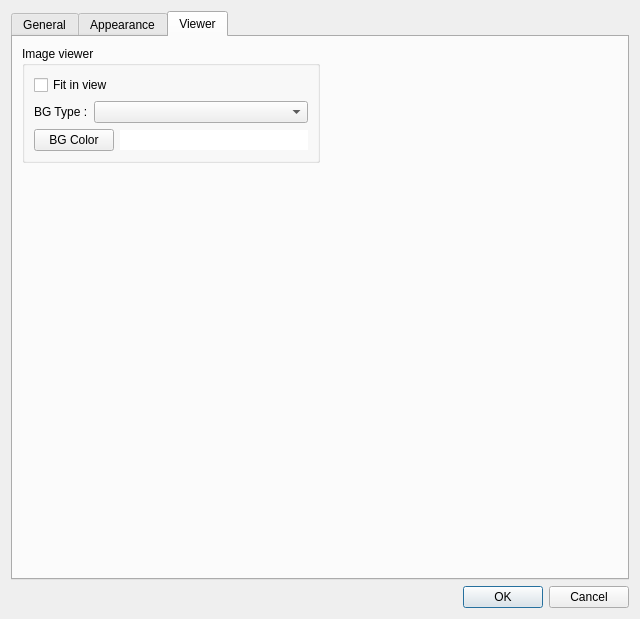
Above: preferencesdialog.ui from haraki/farman before the change. Below: the same form after it.
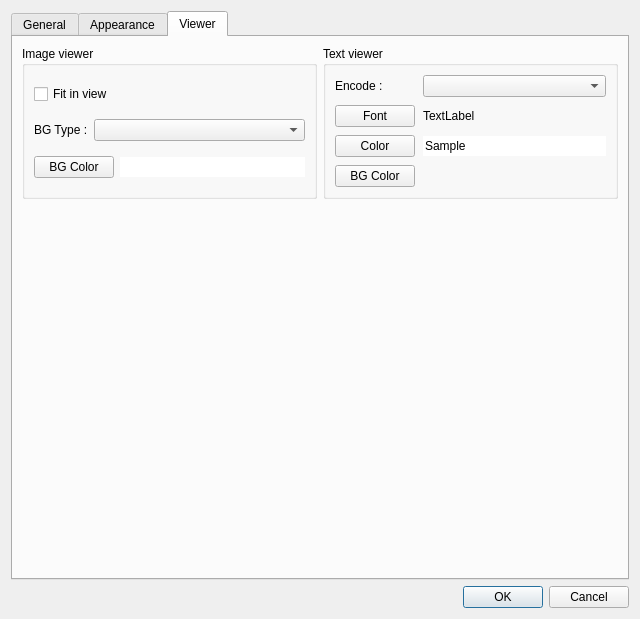
That is the form after the change. The open tabs and pages were chosen to show the change.

Commit message: add TextViewer options to PreferencesDialog.

```diff
--- a/preferencesdialog.ui
+++ b/preferencesdialog.ui
@@ -917,6 +917,72 @@
        <string>Viewer</string>
       </attribute>
       <layout class="QGridLayout" name="gridLayout_8">
+       <item row="0" column="1">
+        <widget class="QGroupBox" name="textViewerGroupBox">
+         <property name="title">
+          <string>Text viewer</string>
+         </property>
+         <layout class="QGridLayout" name="gridLayout_15">
+          <property name="spacing">
+           <number>8</number>
+          </property>
+          <item row="1" column="0">
+           <widget class="QPushButton" name="textViewerFontPushButton">
+            <property name="text">
+             <string>Font</string>
+            </property>
+           </widget>
+          </item>
+          <item row="3" column="2">
+           <widget class="QLineEdit" name="textViewerSampleLineEdit">
+            <property name="focusPolicy">
+             <enum>Qt::NoFocus</enum>
+            </property>
+            <property name="text">
+             <string>Sample</string>
+            </property>
+            <property name="frame">
+             <bool>false</bool>
+            </property>
+            <property name="readOnly">
+             <bool>true</bool>
+            </property>
+           </widget>
+          </item>
+          <item row="3" column="0">
+           <widget class="QPushButton" name="textViewerFontColorPushButton">
+            <property name="text">
+             <string>Color</string>
+            </property>
+           </widget>
+          </item>
+          <item row="4" column="0">
+           <widget class="QPushButton" name="textViewerBGColorPushButton">
+            <property name="text">
+             <string>BG Color</string>
+            </property>
+           </widget>
+          </item>
+          <item row="0" column="2">
+           <widget class="QComboBox" name="textViewerEncodeComboBox"/>
+          </item>
+          <item row="0" column="0">
+           <widget class="QLabel" name="textViewerEncodeLabel">
+            <property name="text">
+             <string>Encode :</string>
+            </property>
+           </widget>
+          </item>
+          <item row="1" column="2">
+           <widget class="QLabel" name="textViewerFontLabel">
+            <property name="text">
+             <string>TextLabel</string>
+            </property>
+           </widget>
+          </item>
+         </layout>
+        </widget>
+       </item>
        <item row="0" column="0">
         <widget class="QGroupBox" name="imageViewerGroupBox">
          <property name="title">
@@ -979,19 +1045,6 @@
          </property>
         </spacer>
        </item>
-       <item row="0" column="1">
-        <spacer name="horizontalSpacer">
-         <property name="orientation">
-          <enum>Qt::Horizontal</enum>
-         </property>
-         <property name="sizeHint" stdset="0">
-          <size>
-           <width>40</width>
-           <height>20</height>
-          </size>
-         </property>
-        </spacer>
-       </item>
       </layout>
      </widget>
     </widget>
```
Left out of the diff: 30 changed lines with no effect on the pictures. The commit also changes 2 other files.
